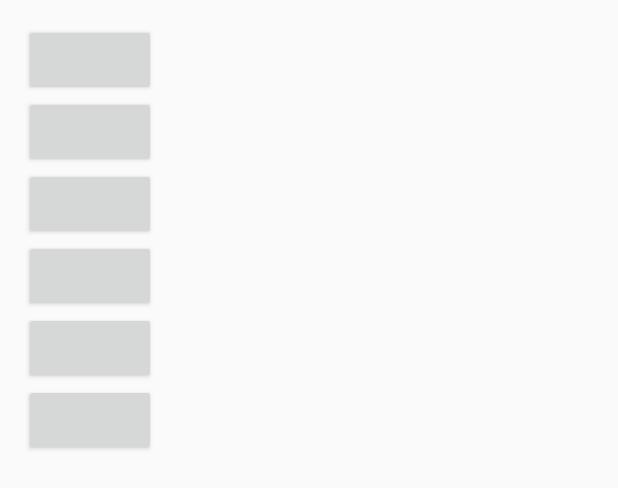
After one commit to IoTGroup/ProjetoIoT, an Android app: the layout activity_dialog_color.xml on its own in the app's theme, with its tools: preview values and no code run, on a phone screen of 412 x 824 dp. The commit adds this screen. Shown: the top 488 px of the screen. Run offline under Robolectric (Android 15) with nearby library versions, the phone set to English and light mode, and no system bars.

Commit message:
Add de cor e correçoes de bugs

```diff
--- a/AutomaGREat/app/src/main/java/automa/great/ufc/br/automagreat/model/context/ContextManager.java
+++ b/AutomaGREat/app/src/main/java/automa/great/ufc/br/automagreat/model/context/ContextManager.java
@@ -113,6 +113,7 @@ public class ContextManager implements LoccamListener {
     }
 
     public void sendCommand(Tuple tuple) {
+
         loccamManager.setASync(tuple);
     }
 
--- /dev/null
+++ b/AutomaGREat/app/src/main/res/layout/activity_dialog_color.xml
@@ -0,0 +1,41 @@
+<?xml version="1.0" encoding="utf-8"?>
+<LinearLayout xmlns:android="http://schemas.android.com/apk/res/android"
+    xmlns:tools="http://schemas.android.com/tools" android:layout_width="match_parent"
+    android:layout_height="match_parent" android:paddingLeft="@dimen/activity_horizontal_margin"
+    android:paddingRight="@dimen/activity_horizontal_margin"
+    android:paddingTop="@dimen/activity_vertical_margin"
+    android:paddingBottom="@dimen/activity_vertical_margin"
+    tools:context="automa.great.ufc.br.automagreat.view.activity.DialogColorActivity"
+    android:orientation="vertical">
+
+    <Button
+        android:layout_width="wrap_content"
+        android:layout_height="wrap_content"
+        android:id="@+id/button1" />
+
+    <Button
+        android:layout_width="wrap_content"
+        android:layout_height="wrap_content"
+        android:id="@+id/button2" />
+
+    <Button
+        android:layout_width="wrap_content"
+        android:layout_height="wrap_content"
+        android:id="@+id/button3" />
+
+    <Button
+        android:layout_width="wrap_content"
+        android:layout_height="wrap_content"
+        android:id="@+id/button4" />
+
+    <Button
+        android:layout_width="wrap_content"
+        android:layout_height="wrap_content"
+        android:id="@+id/button5" />
+
+    <Button
+        android:layout_width="wrap_content"
+        android:layout_height="wrap_content"
+        android:id="@+id/button6" />
+
+</LinearLayout>
```
Also changed, not shown: AutomaGREat/app/src/main/AndroidManifest.xml (+9 -6 lines), AutomaGREat/app/src/main/java/automa/great/ufc/br/automagreat/model/control/Lights.java (+16 -8 lines), AutomaGREat/app/src/main/java/automa/great/ufc/br/automagreat/view/activity/DialogColorActivity.java (added, +70 -0 lines), AutomaGREat/app/src/main/java/automa/great/ufc/br/automagreat/view/activity/DialogIntensityActivity.java (+7 -1 lines), AutomaGREat/app/src/main/java/automa/great/ufc/br/automagreat/view/adapter/FieldListAdapter.java (+36 -34 lines).
